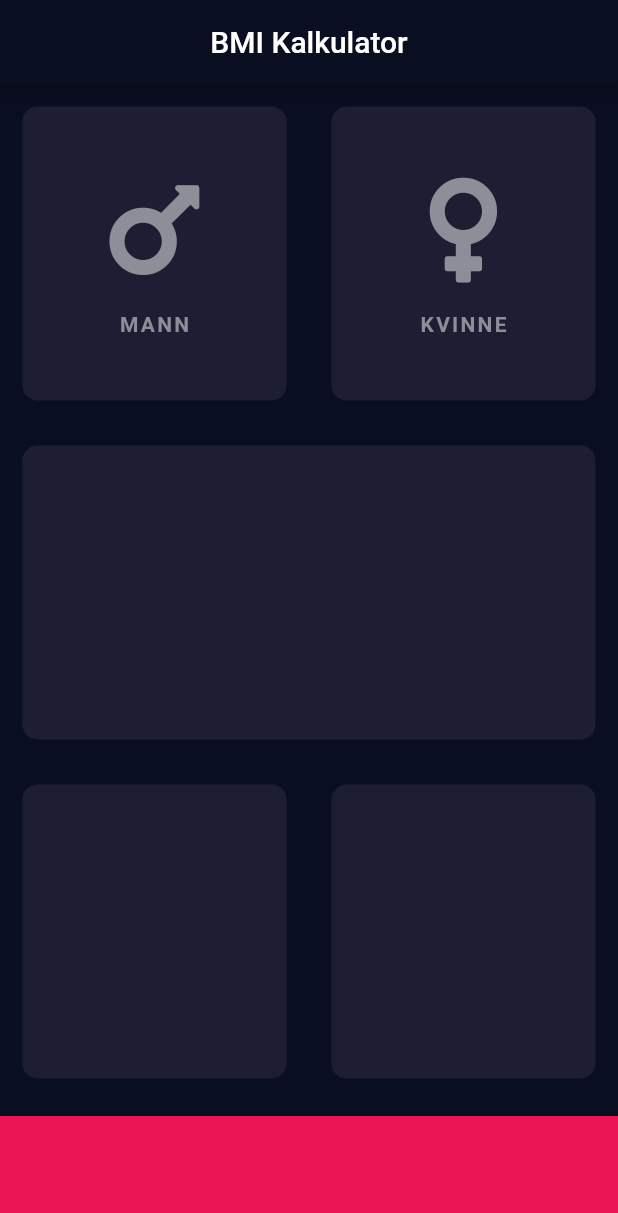
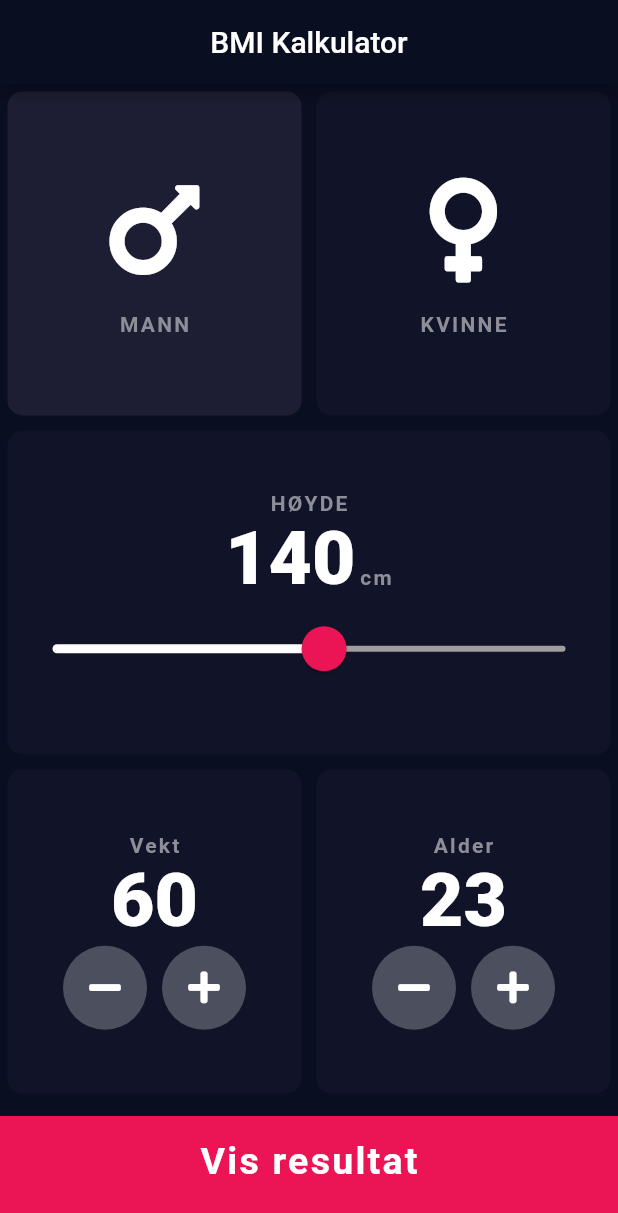
Before and after one commit to Gullskatten/flutter-bmi-calc, a Flutter app: the screen it shows after launch, on a phone screen of 412 x 824 dp. Shown: the top 1213 px of the screen. Run offline on Flutter 3.47's test engine with Material 2 defaults, Android fonts, the phone set to English and light mode, and no system bars; our stand-ins replace font_awesome_flutter.

Commit message:
The BMI calculator now works perfectly - separated components and screens.

```diff
--- /dev/null
+++ b/lib/components/action_button.dart
@@ -0,0 +1,28 @@
+import 'package:flutter/material.dart';
+
+import '../constants.dart';
+
+class BottomActionButton extends StatelessWidget {
+  final Function onTap;
+  final String label;
+  BottomActionButton({@required this.onTap, @required this.label});
+  @override
+  Widget build(BuildContext context) {
+    return GestureDetector(
+      onTap: onTap,
+      child: Container(
+        color: kCrimsonRedColor,
+        margin: EdgeInsets.only(top: 10.0),
+        padding: EdgeInsets.only(bottom: 20.0),
+        width: double.infinity,
+        height: 80.0,
+        child: Center(
+          child: Text(
+            label,
+            style: kButtonTextStyle,
+          ),
+        ),
+      ),
+    );
+  }
+}
--- a/lib/item_content.dart
+++ b/lib/components/item_content.dart
@@ -1,3 +1,4 @@
+import 'package:bmi_calculator/constants.dart';
 import 'package:flutter/material.dart';
 
 class ItemSelect extends StatelessWidget {
@@ -14,19 +15,14 @@ class ItemSelect extends StatelessWidget {
         Icon(
           icon,
           size: 80.0,
-          color: Color(0xFF8D8E98),
+          color: Colors.white,
         ),
         SizedBox(
           height: 15.0,
         ),
         Text(
           label,
-          style: TextStyle(
-            fontSize: 14.0,
-            fontWeight: FontWeight.w600,
-            letterSpacing: 1.5,
-            color: Color(0xFF8D8E98),
-          ),
+          style: kLabelStyle,
         )
       ],
     );
--- /dev/null
+++ b/lib/components/reusable_card.dart
@@ -0,0 +1,24 @@
+import 'package:flutter/material.dart';
+
+class ReusableCard extends StatelessWidget {
+  final Color color;
+  final Widget cardChild;
+  final Function onTap;
+
+  ReusableCard({@required this.color, this.cardChild, this.onTap});
+
+  @override
+  Widget build(BuildContext context) {
+    return GestureDetector(
+      onTap: onTap,
+      child: Container(
+        margin: EdgeInsets.all(5.0),
+        decoration: BoxDecoration(
+          color: color,
+          borderRadius: BorderRadius.circular(10.0),
+        ),
+        child: cardChild,
+      ),
+    );
+  }
+}
--- /dev/null
+++ b/lib/components/round_icon_button.dart
@@ -0,0 +1,22 @@
+import 'package:flutter/material.dart';
+
+import '../constants.dart';
+
+class RoundIconButton extends StatelessWidget {
+  final IconData icon;
+  final Function onPressed;
+
+  RoundIconButton({this.icon, this.onPressed});
+
+  @override
+  Widget build(BuildContext context) {
+    return RawMaterialButton(
+      elevation: 0.0,
+      shape: CircleBorder(),
+      fillColor: kDarkGreyColor,
+      constraints: BoxConstraints.tightFor(width: 56.0, height: 56.0),
+      onPressed: onPressed,
+      child: Icon(icon),
+    );
+  }
+}
--- /dev/null
+++ b/lib/constants.dart
@@ -0,0 +1,37 @@
+import 'package:flutter/material.dart';
+
+// Dart naming convention: Constants are prefixed with a 'k'.
+const kCrimsonRedColor = Color(0xFFEB1555);
+const kDarkPurpleColor = Color(0xFF1D1E33);
+const kDarkerPurpleColor = Color(0xFF111328);
+const kDarkestPurpleColor = Color(0xFF0A0E21);
+const kDarkGreyColor = Color(0xFF4C4F5E);
+const kGreyColor = Color(0xFF8D8E98);
+
+final kLabelStyle = TextStyle(
+  fontSize: 14.0,
+  fontWeight: FontWeight.w600,
+  letterSpacing: 1.5,
+  color: kGreyColor,
+);
+
+final kNumberTextStyle = TextStyle(fontSize: 50.0, fontWeight: FontWeight.w900);
+final kHugeNumberTextStyle =
+    TextStyle(fontSize: 100.0, fontWeight: FontWeight.w900);
+final kButtonTextStyle = TextStyle(
+  fontSize: 25.0,
+  fontWeight: FontWeight.bold,
+  letterSpacing: 1.5,
+);
+final kTitleTextStyle = TextStyle(fontSize: 50.0, fontWeight: FontWeight.bold);
+final kSuccessTextStyle = TextStyle(
+  fontSize: 25.0,
+  fontWeight: FontWeight.bold,
+  color: Color(0xFF24D876),
+);
+
+final kBodyTextStyle = TextStyle(
+  fontSize: 17.0,
+  fontWeight: FontWeight.bold,
+  color: kGreyColor,
+);
--- a/lib/input_page.dart
+++ /dev/null
@@ -1,80 +0,0 @@
-import 'package:flutter/material.dart';
-import 'package:font_awesome_flutter/font_awesome_flutter.dart';
-import 'reusable_card.dart';
-import 'item_content.dart';
-
-const CRIMSON_RED = 0xFFEB1555;
-const DARK_PURPLE = 0xFF1D1E33;
-const DARKER_PURPLE = 0xFF111328;
-
-class InputPage extends StatefulWidget {
-  @override
-  _InputPageState createState() => _InputPageState();
-}
-
-class _InputPageState extends State<InputPage> {
-
-  @override
-  Widget build(BuildContext context) {
-    return Scaffold(
-        appBar: AppBar(
-          centerTitle: true,
-          title: Text('BMI Kalkulator'),
-        ),
-        body: Column(
-          children: <Widget>[
-            Expanded(
-              child: Row(
-                children: <Widget>[
-                  Expanded(
-                    child: ReusableCard(
-                      color: Color(DARK_PURPLE),
-                      cardChild: ItemSelect(
-                        icon: FontAwesomeIcons.mars,
-                        label: 'MANN',
-                      ),
-                    ),
-                  ),
-                  Expanded(
-                    child: ReusableCard(
-                      color: Color(DARK_PURPLE),
-                      cardChild: ItemSelect(
-                        icon: FontAwesomeIcons.venus,
-                        label: 'KVINNE',
-                      ),
-                    ),
-                  )
-                ],
-              ),
-            ),
-            Expanded(
-              child: ReusableCard(
-                color: Color(DARK_PURPLE),
-              ),
-            ),
-            Expanded(
-              child: Row(
-                children: <Widget>[
-                  Expanded(
-                    child: ReusableCard(
-                      color: Color(DARK_PURPLE),
-                    ),
-                  ),
-                  Expanded(
-                    child: ReusableCard(
-                      color: Color(DARK_PURPLE),
-                    ),
-                  )
-                ],
-              ),
-            ),
-            Container(
-              color: Color(CRIMSON_RED),
-              margin: EdgeInsets.only(top: 10.0),
-              width: double.infinity,
-              height: 80.0,
-            )
-          ],
-        ));
-  }
-}
--- a/lib/main.dart
+++ b/lib/main.dart
@@ -1,7 +1,7 @@
 import 'package:flutter/material.dart';
-import 'input_page.dart';
 
-const DARKEST_PURPLE = 0xFF0A0E21;
+import 'constants.dart';
+import 'screens/input_page.dart';
 
 void main() => runApp(BMICalculator());
 
@@ -11,9 +11,9 @@ class BMICalculator extends StatelessWidget {
     return MaterialApp(
       debugShowCheckedModeBanner: false,
       theme: ThemeData.dark().copyWith(
-        primaryColor: Color(DARKEST_PURPLE),
-        backgroundColor: Color(DARKEST_PURPLE),
-        scaffoldBackgroundColor: Color(DARKEST_PURPLE),
+        primaryColor: kDarkestPurpleColor,
+        backgroundColor: kDarkestPurpleColor,
+        scaffoldBackgroundColor: kDarkestPurpleColor,
       ),
       home: InputPage(),
     );
--- a/lib/reusable_card.dart
+++ /dev/null
@@ -1,20 +0,0 @@
-import 'package:flutter/material.dart';
-
-class ReusableCard extends StatelessWidget {
-  final Color color;
-  final Widget cardChild;
-
-  ReusableCard({@required this.color, this.cardChild});
-
-  @override
-  Widget build(BuildContext context) {
-    return Container(
-      margin: EdgeInsets.all(15.0),
-      decoration: BoxDecoration(
-        color: color,
-        borderRadius: BorderRadius.circular(10.0),
-      ),
-      child: cardChild,
-    );
-  }
-}
--- /dev/null
+++ b/lib/screens/input_page.dart
@@ -0,0 +1,227 @@
+import 'package:bmi_calculator/calculate_bmi.dart';
+import 'package:bmi_calculator/components/action_button.dart';
+import 'package:bmi_calculator/components/round_icon_button.dart';
+import 'package:bmi_calculator/screens/result_page.dart';
+import 'package:flutter/material.dart';
+import 'package:font_awesome_flutter/font_awesome_flutter.dart';
+
+import '../components/item_content.dart';
+import '../components/reusable_card.dart';
+import '../constants.dart';
+
+enum GenderType { FEMALE, MALE }
+
+class InputPage extends StatefulWidget {
+  @override
+  _InputPageState createState() => _InputPageState();
+}
+
+class _InputPageState extends State<InputPage> {
+  GenderType selectedGender = GenderType.MALE;
+  int selectedHeight = 140;
+  int selectedWeight = 60;
+  int selectedAge = 23;
+
+  @override
+  Widget build(BuildContext context) {
+    return Scaffold(
+        appBar: AppBar(
+          centerTitle: true,
+          title: Text('BMI Kalkulator'),
+        ),
+        body: Column(
+          crossAxisAlignment: CrossAxisAlignment.stretch,
+          children: <Widget>[
+            Expanded(
+              child: Row(
+                children: <Widget>[
+                  Expanded(
+                    child: ReusableCard(
+                      onTap: () =>
+                          setState(() => selectedGender = GenderType.MALE),
+                      color: selectedGender == GenderType.MALE
+                          ? kDarkPurpleColor
+                          : kDarkerPurpleColor,
+                      cardChild: ItemSelect(
+                        icon: FontAwesomeIcons.mars,
+                        label: 'MANN',
+                      ),
+                    ),
+                  ),
+                  Expanded(
+                    child: ReusableCard(
+                      onTap: () =>
+                          setState(() => selectedGender = GenderType.FEMALE),
+                      color: selectedGender == GenderType.FEMALE
+                          ? kDarkPurpleColor
+                          : kDarkerPurpleColor,
+                      cardChild: ItemSelect(
+                        icon: FontAwesomeIcons.venus,
+                        label: 'KVINNE',
+                      ),
+                    ),
+                  )
+                ],
+              ),
+            ),
+            Expanded(
+              child: ReusableCard(
+                color: kDarkerPurpleColor,
+                cardChild: Column(
+                  mainAxisAlignment: MainAxisAlignment.center,
+                  children: <Widget>[
+                    Text(
+                      'HØYDE',
+                      style: kLabelStyle,
+                    ),
+                    Row(
+                      mainAxisAlignment: MainAxisAlignment.center,
+                      crossAxisAlignment: CrossAxisAlignment.baseline,
+                      textBaseline: TextBaseline.alphabetic,
+                      children: <Widget>[
+                        Text(
+                          selectedHeight.toString(),
+                          style: kNumberTextStyle,
+                        ),
+                        SizedBox(
+                          width: 2.5,
+                        ),
+                        Text(
+                          "cm",
+                          style: kLabelStyle,
+                        )
+                      ],
+                    ),
+                    SliderTheme(
+                      data: SliderTheme.of(context).copyWith(
+                          activeTrackColor: Colors.white,
+                          inactiveTrackColor: Colors.grey,
+                          thumbColor: kCrimsonRedColor,
+                          overlappingShapeStrokeColor: kCrimsonRedColor,
+                          overlayColor: kCrimsonRedColor.withAlpha(0x29),
+                          thumbShape:
+                              RoundSliderThumbShape(enabledThumbRadius: 15.0),
+                          overlayShape:
+                              RoundSliderOverlayShape(overlayRadius: 30.0)),
+                      child: Slider(
+                        value: selectedHeight.toDouble(),
+                        min: 50.0,
+                        max: 220.0,
+                        onChanged: (val) =>
+                            setState(() => selectedHeight = val.round()),
+                      ),
+                    )
+                  ],
+                ),
+              ),
+            ),
+            Expanded(
+              child: Row(
+                children: <Widget>[
+                  Expanded(
+                    child: ReusableCard(
+                      color: kDarkerPurpleColor,
+                      cardChild: Column(
+                        mainAxisAlignment: MainAxisAlignment.center,
+                        children: <Widget>[
+                          Text(
+                            "Vekt",
+                            style: kLabelStyle,
+                          ),
+                          Text(
+                            selectedWeight.toString(),
+                            style: kNumberTextStyle,
+                          ),
+                          Row(
+                            mainAxisAlignment: MainAxisAlignment.center,
+                            children: <Widget>[
+                              RoundIconButton(
+                                icon: FontAwesomeIcons.minus,
+                                onPressed: () {
+                                  setState(() {
+                                    selectedWeight--;
+                                  });
+                                },
+                              ),
+                              SizedBox(
+                                width: 10.0,
+                              ),
+                              RoundIconButton(
+                                icon: FontAwesomeIcons.plus,
+                                onPressed: () {
+                                  setState(() {
+                                    selectedWeight++;
+                                  });
+                                },
+                              ),
+                            ],
+                          )
+                        ],
+                      ),
+                    ),
+                  ),
+                  Expanded(
+                    child: ReusableCard(
+                      color: kDarkerPurpleColor,
+                      cardChild: Column(
+                        mainAxisAlignment: MainAxisAlignment.center,
+                        children: <Widget>[
+                          Text(
+                            "Alder",
+                            style: kLabelStyle,
+                          ),
+                          Text(
+                            selectedAge.toString(),
+                            style: kNumberTextStyle,
+                          ),
+                          Row(
+                            mainAxisAlignment: MainAxisAlignment.center,
+                            children: <Widget>[
+                              RoundIconButton(
+                                icon: FontAwesomeIcons.minus,
+                                onPressed: () {
+                                  setState(() {
+                                    selectedAge--;
+                                  });
+                                },
+                              ),
+                              SizedBox(
+                                width: 10.0,
+                              ),
+                              RoundIconButton(
+                                icon: FontAwesomeIcons.plus,
+                                onPressed: () {
+                                  setState(() {
+                                    selectedAge++;
+                                  });
+                                },
+                              ),
+                            ],
+                          )
+                        ],
+                      ),
+                    ),
+                  ),
+                ],
+              ),
+            ),
+            BottomActionButton(
+              onTap: () {
+                CalculatorBmi ca = CalculatorBmi(
+                    height: selectedHeight, weight: selectedWeight);
+
+                Navigator.push(
+                    context,
+                    MaterialPageRoute(
+                        builder: (context) => ResultsPage(
+                              bmi: ca.calculateBmi(),
+                              bmiResults: ca.getResult(),
+                              bmiDescription: ca.getDescription(),
+                            )));
+              },
+              label: "Vis resultat",
+            )
+          ],
+        ));
+  }
+}
```
Also changed, not shown: lib/calculate_bmi.dart (added, +35 -0 lines), lib/screens/result_page.dart (added, +70 -0 lines), 1 other file.
